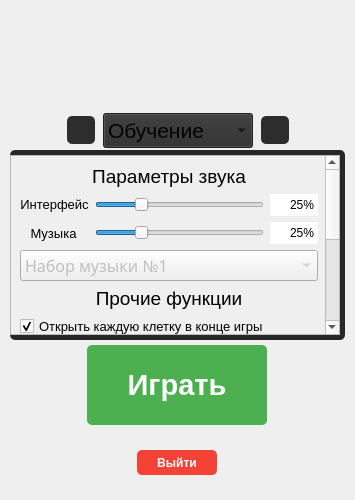
Leksusmart/Minesweeper, file src/Welcome.ui: the form before one commit.
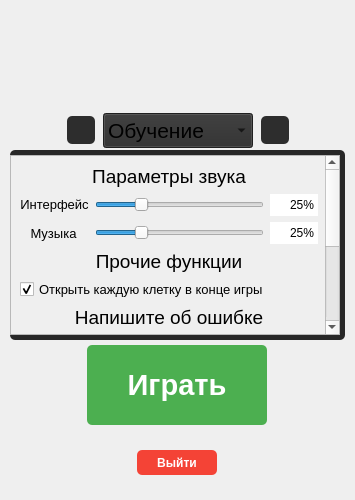
The form after the commit. The open tabs and pages were chosen to show the change. Icons and pictures are not drawn.

Commit message: delete musicComboBox

```diff
--- a/src/Welcome.ui
+++ b/src/Welcome.ui
@@ -602,7 +602,7 @@
          <x>0</x>
          <y>0</y>
          <width>316</width>
-         <height>407</height>
+         <height>365</height>
         </rect>
        </property>
        <layout class="QVBoxLayout" name="verticalLayout_2">
@@ -827,31 +827,6 @@
           </item>
          </layout>
         </item>
-        <item>
-         <widget class="QComboBox" name="comboBoxMusic">
-          <property name="font">
-           <font>
-            <family>Segoe Print</family>
-            <pointsize>12</pointsize>
-            <bold>false</bold>
-           </font>
-          </property>
-          <property name="contextMenuPolicy">
-           <enum>Qt::ContextMenuPolicy::NoContextMenu</enum>
-          </property>
-          <property name="styleSheet">
-           <string notr="true">color:silver;</string>
-          </property>
-          <property name="currentText">
-           <string>Набор музыки №1</string>
-          </property>
-          <item>
-           <property name="text">
-            <string>Набор музыки №1</string>
-           </property>
-          </item>
-         </widget>
-        </item>
         <item>
          <widget class="QLabel" name="labelStaticSettings">
           <property name="sizePolicy">
```
Left out of the diff: 4 changed lines with no effect on the pictures. The commit also changes 3 other files.
